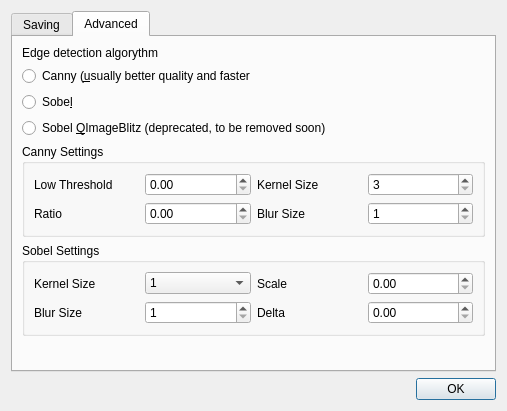
The window that src/configurationdialog.ui (GuLinux/PlanetaryImager) describes before a commit, drawn with Qt 5.
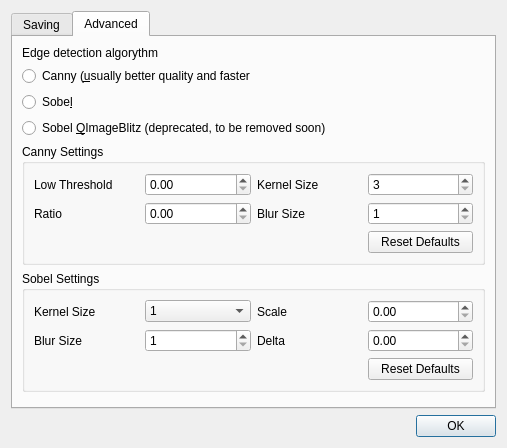
The same window after the commit.

Commit message: buttons to reset to default settings

Patch:
```diff
--- a/src/configurationdialog.ui
+++ b/src/configurationdialog.ui
@@ -7,7 +7,7 @@
     <x>0</x>
     <y>0</y>
     <width>507</width>
-    <height>411</height>
+    <height>448</height>
    </rect>
   </property>
   <property name="windowTitle">
@@ -246,6 +246,13 @@
             </property>
            </widget>
           </item>
+          <item row="2" column="3">
+           <widget class="QPushButton" name="cannyResetDefaults">
+            <property name="text">
+             <string>Reset Defaults</string>
+            </property>
+           </widget>
+          </item>
          </layout>
         </widget>
        </item>
@@ -334,6 +341,13 @@
             </property>
            </widget>
           </item>
+          <item row="2" column="3">
+           <widget class="QPushButton" name="sobelResetDefaults">
+            <property name="text">
+             <string>Reset Defaults</string>
+            </property>
+           </widget>
+          </item>
          </layout>
         </widget>
        </item>
```
Left out of the diff: 14 changed lines with no effect on the pictures. The commit also changes 3 other files.
